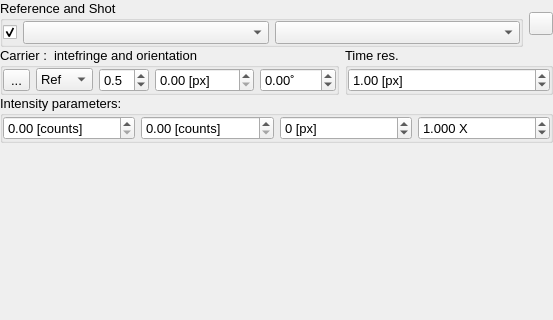
The window that UIs/nVISAR2.ui (NeutrinoToolkit/Neutrino) describes before a commit, drawn with Qt 5; both pictures show x 0 to 553 and y 0 to 320 of the 553 by 503 pixel window.
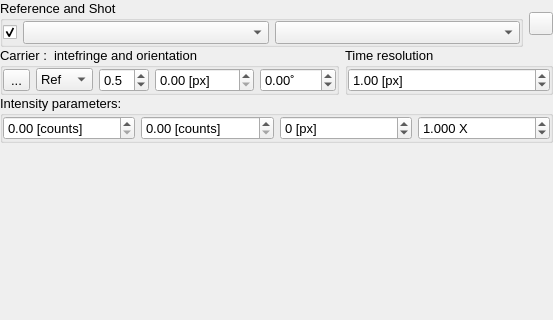
The same window after the commit. Icons and pictures are not drawn. Custom widgets are drawn as their Qt base class.

Commit message: fix visar sweep time function

The edit to the form file:
```diff
--- a/UIs/nVISAR2.ui
+++ b/UIs/nVISAR2.ui
@@ -258,7 +258,7 @@
       <item>
        <widget class="QGroupBox" name="groupBox_4">
         <property name="title">
-         <string>Time res.</string>
+         <string>Time resolution</string>
         </property>
         <layout class="QGridLayout" name="gridLayout_4">
          <property name="leftMargin">
```
Left out of the diff: 14 changed lines with no effect on the pictures. The commit also changes 7 other files.
